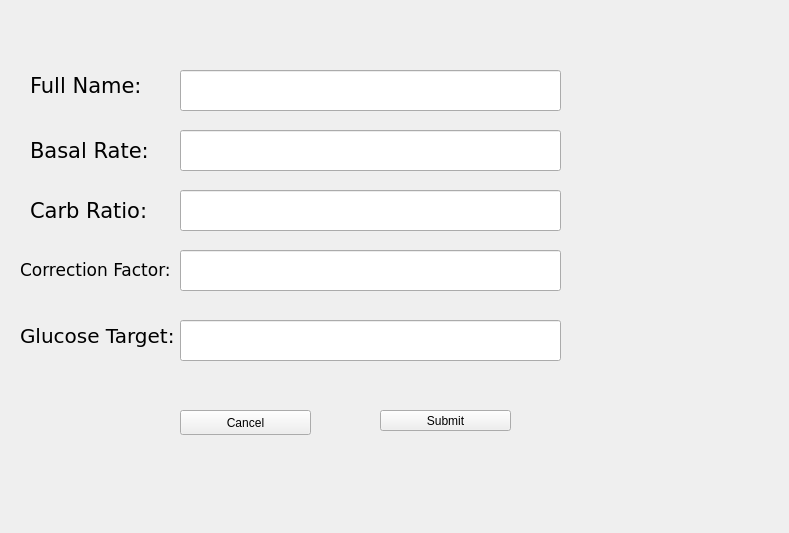
The window that createeditprofile.ui (yunusao/Tandem-t-slim-Insulin-Pump-Simulator) describes before a commit, drawn with Qt 5.
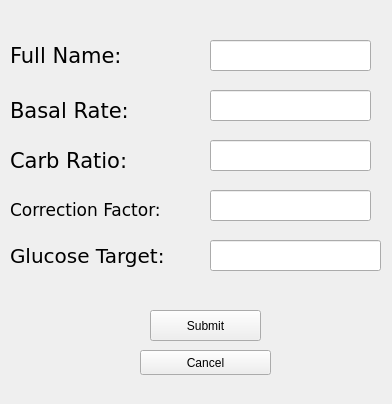
The same window after the commit.

Diff of the .ui file:
```diff
--- a/createeditprofile.ui
+++ b/createeditprofile.ui
@@ -6,8 +6,8 @@
    <rect>
     <x>0</x>
     <y>0</y>
-    <width>789</width>
-    <height>533</height>
+    <width>392</width>
+    <height>404</height>
    </rect>
   </property>
   <property name="windowTitle">
@@ -16,8 +16,8 @@
   <widget class="QLabel" name="label">
    <property name="geometry">
     <rect>
-     <x>30</x>
-     <y>60</y>
+     <x>10</x>
+     <y>30</y>
      <width>141</width>
      <height>51</height>
     </rect>
@@ -38,18 +38,18 @@
   <widget class="QLineEdit" name="nameEdit">
    <property name="geometry">
     <rect>
-     <x>180</x>
-     <y>70</y>
-     <width>381</width>
-     <height>41</height>
+     <x>210</x>
+     <y>40</y>
+     <width>161</width>
+     <height>31</height>
     </rect>
    </property>
   </widget>
   <widget class="QLabel" name="label_2">
    <property name="geometry">
     <rect>
-     <x>30</x>
-     <y>130</y>
+     <x>10</x>
+     <y>90</y>
      <width>121</width>
      <height>41</height>
     </rect>
@@ -67,8 +67,8 @@
   <widget class="QLabel" name="label_3">
    <property name="geometry">
     <rect>
-     <x>30</x>
-     <y>200</y>
+     <x>10</x>
+     <y>150</y>
      <width>121</width>
      <height>21</height>
     </rect>
@@ -86,8 +86,8 @@
   <widget class="QLabel" name="label_4">
    <property name="geometry">
     <rect>
-     <x>20</x>
-     <y>260</y>
+     <x>10</x>
+     <y>200</y>
      <width>161</width>
      <height>21</height>
     </rect>
@@ -105,8 +105,8 @@
   <widget class="QLabel" name="label_5">
    <property name="geometry">
     <rect>
-     <x>20</x>
-     <y>320</y>
+     <x>10</x>
+     <y>240</y>
      <width>161</width>
      <height>31</height>
     </rect>
@@ -124,20 +124,20 @@
   <widget class="QLineEdit" name="basalEdit">
    <property name="geometry">
     <rect>
-     <x>180</x>
-     <y>130</y>
-     <width>381</width>
-     <height>41</height>
+     <x>210</x>
+     <y>90</y>
+     <width>161</width>
+     <height>31</height>
     </rect>
    </property>
   </widget>
   <widget class="QLineEdit" name="carbEdit">
    <property name="geometry">
     <rect>
-     <x>180</x>
+     <x>210</x>
      <y>190</y>
-     <width>381</width>
-     <height>41</height>
+     <width>161</width>
+     <height>31</height>
     </rect>
    </property>
    <property name="text">
@@ -147,28 +147,28 @@
   <widget class="QLineEdit" name="corrEdit">
    <property name="geometry">
     <rect>
-     <x>180</x>
-     <y>250</y>
-     <width>381</width>
-     <height>41</height>
+     <x>210</x>
+     <y>140</y>
+     <width>161</width>
+     <height>31</height>
     </rect>
    </property>
   </widget>
   <widget class="QLineEdit" name="targetEdit">
    <property name="geometry">
     <rect>
-     <x>180</x>
-     <y>320</y>
-     <width>381</width>
-     <height>41</height>
+     <x>210</x>
+     <y>240</y>
+     <width>171</width>
+     <height>31</height>
     </rect>
    </property>
   </widget>
   <widget class="QPushButton" name="pushButton">
    <property name="geometry">
     <rect>
-     <x>180</x>
-     <y>410</y>
+     <x>140</x>
+     <y>350</y>
      <width>131</width>
      <height>25</height>
     </rect>
@@ -180,10 +180,10 @@
   <widget class="QPushButton" name="pushButton_2">
    <property name="geometry">
     <rect>
-     <x>380</x>
-     <y>410</y>
-     <width>131</width>
-     <height>21</height>
+     <x>150</x>
+     <y>310</y>
+     <width>111</width>
+     <height>31</height>
     </rect>
    </property>
    <property name="text">
```
Left out of the diff: 4 changed lines with no effect on the pictures.
